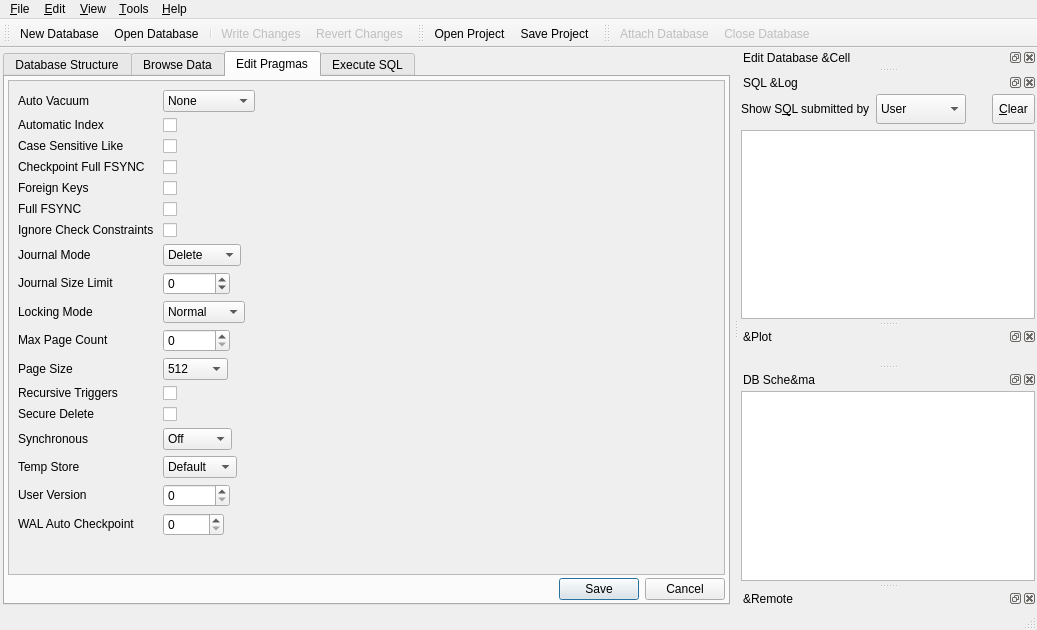
Qt form src/MainWindow.ui (sqlitebrowser/sqlitebrowser) before a commit.
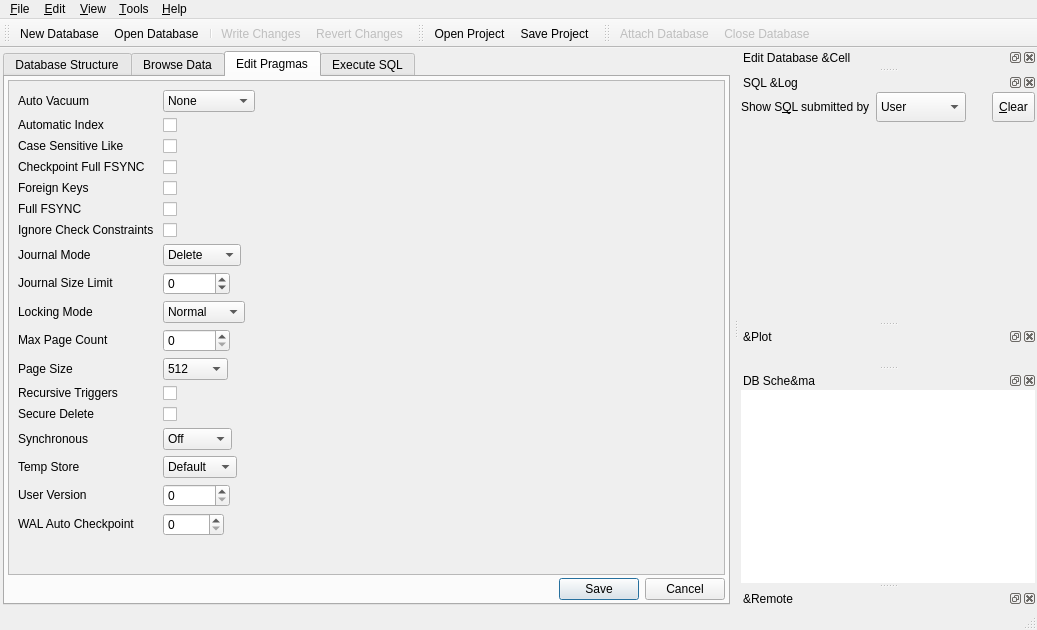
The same form after that commit. The open tabs and pages were chosen to show the change. Icons and pictures are not drawn. Custom widgets are drawn as their Qt base class.

Commit message:
Save some screen space and reduce number of unnecessary borders
This slightly changes the window layout of the main window and its
docks by a) removing or reducing the margins around some widgets and b)
changing the style of some widgets to flat i.e. removing borders around
them. Via these changes we save a little screen space which should
especially help on smaller screens and hopefully also make the window
layout easier to read by not having as many parallel border lines in
some docks.

```diff
--- a/src/MainWindow.ui
+++ b/src/MainWindow.ui
@@ -181,7 +181,7 @@
             <rect>
              <x>0</x>
              <y>0</y>
-             <width>676</width>
+             <width>673</width>
              <height>544</height>
             </rect>
            </property>
@@ -906,13 +906,13 @@
       <number>2</number>
      </property>
      <property name="topMargin">
-      <number>2</number>
+      <number>0</number>
      </property>
      <property name="rightMargin">
       <number>2</number>
      </property>
      <property name="bottomMargin">
-      <number>2</number>
+      <number>0</number>
      </property>
      <item>
       <layout class="QHBoxLayout" name="horizontalLayout_3">
@@ -1003,7 +1003,7 @@
           <pointsize>8</pointsize>
          </font>
         </property>
-        <property name="readOnly">
+        <property name="readOnly" stdset="0">
          <bool>true</bool>
         </property>
        </widget>
@@ -1014,7 +1014,7 @@
           <pointsize>8</pointsize>
          </font>
         </property>
-        <property name="readOnly">
+        <property name="readOnly" stdset="0">
          <bool>true</bool>
         </property>
        </widget>
@@ -1061,13 +1061,13 @@
       <number>2</number>
      </property>
      <property name="topMargin">
-      <number>2</number>
+      <number>0</number>
      </property>
      <property name="rightMargin">
       <number>2</number>
      </property>
      <property name="bottomMargin">
-      <number>2</number>
+      <number>0</number>
      </property>
      <item>
       <widget class="QTreeView" name="treeSchemaDock">
@@ -1080,6 +1080,12 @@
 You can drag SQL statements from the Schema column and drop them into the SQL editor or into other applications.
 </string>
        </property>
+       <property name="frameShape">
+        <enum>QFrame::NoFrame</enum>
+       </property>
+       <property name="frameShadow">
+        <enum>QFrame::Plain</enum>
+       </property>
        <property name="dragEnabled">
         <bool>true</bool>
        </property>
@@ -2282,7 +2288,7 @@
  <customwidgets>
   <customwidget>
    <class>SqlTextEdit</class>
-   <extends>QTextEdit</extends>
+   <extends>QWidget</extends>
    <header>sqltextedit.h</header>
    <container>1</container>
   </customwidget>
```
The commit also changes 4 other files.
